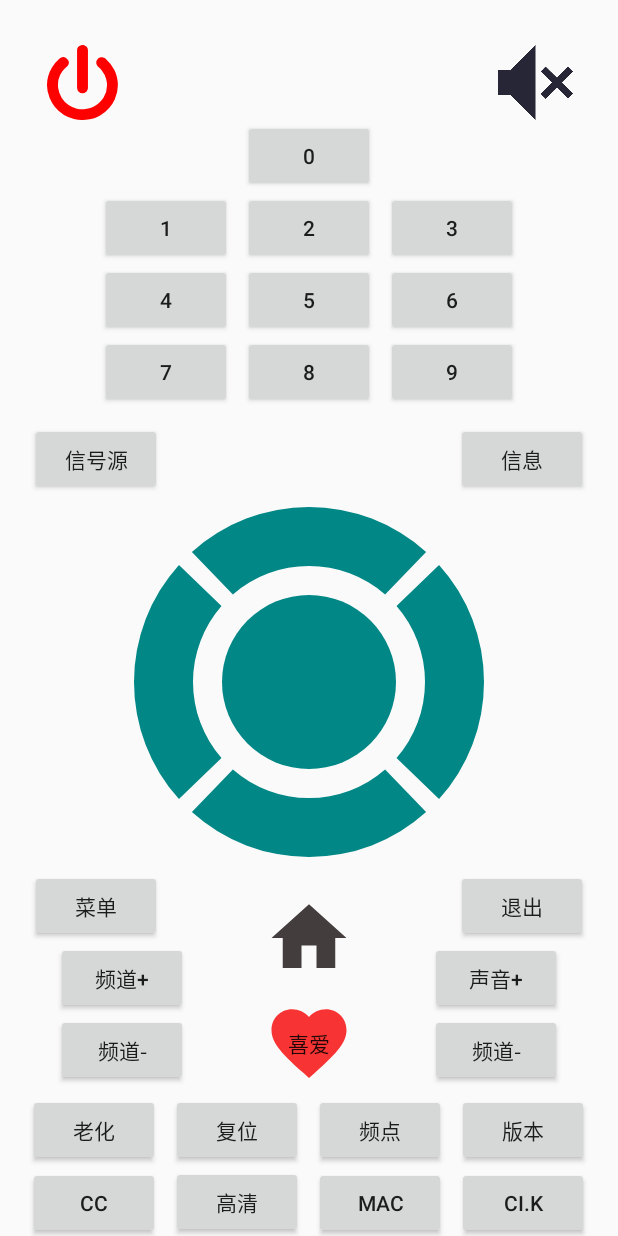
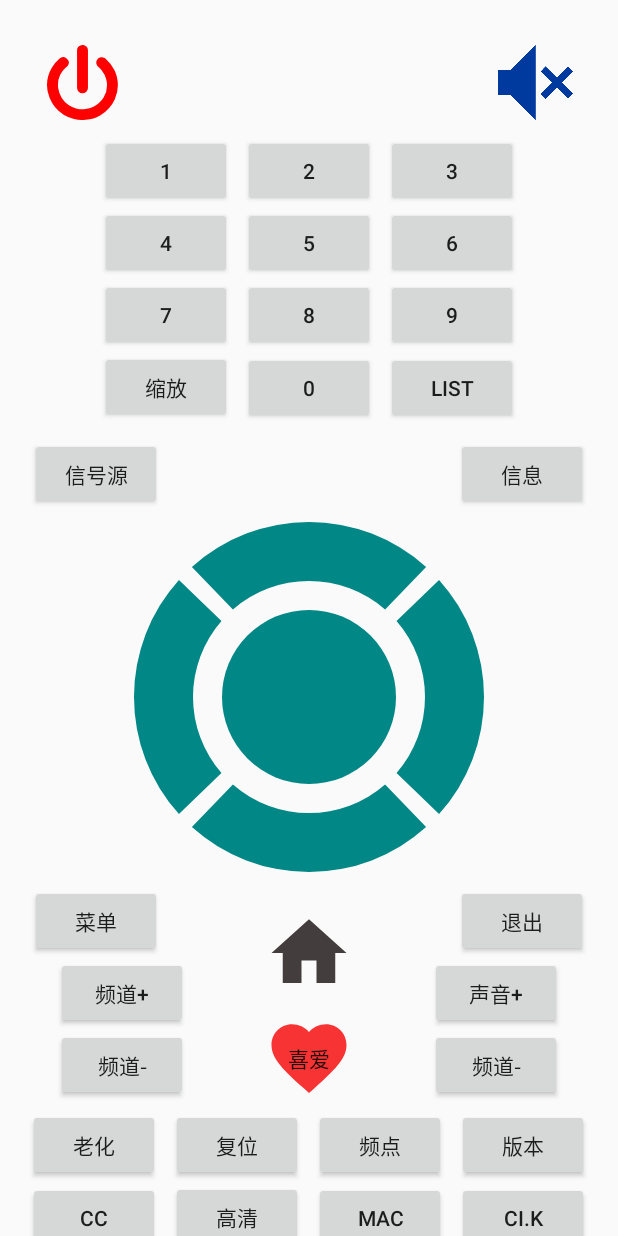
Before and after one commit to HuanYei/NECRemote, an Android app: the screen it shows after launch (ToptechActivity), on a phone screen of 412 x 824 dp. Run offline under Robolectric (Android 15) with nearby library versions, the light colour scheme and no system bars.

Commit message:
修改遥控器UI

```diff
--- a/app/src/main/res/layout/activity_toptech.xml
+++ b/app/src/main/res/layout/activity_toptech.xml
@@ -34,22 +34,12 @@
         <LinearLayout
             android:id="@+id/数字键LinearLayout"
             android:gravity="center"
-            android:layout_marginTop="0dp"
+            android:layout_marginTop="10dp"
             android:layout_below="@id/btn_power"
             android:layout_width="match_parent"
             android:orientation="vertical"
             android:layout_height="wrap_content">
-            <LinearLayout
-                android:orientation="horizontal"
-                android:layout_width="wrap_content"
-                android:layout_height="wrap_content">
 
-                <Button
-                    android:layout_width="wrap_content"
-                    android:layout_height="wrap_content"
-                    android:id="@+id/key_0"
-                    android:text="0"/>
-            </LinearLayout>
             <LinearLayout
                 android:orientation="horizontal"
                 android:layout_width="wrap_content"
@@ -116,7 +106,28 @@
                     android:id="@+id/key_9"
                     android:text="9"/>
             </LinearLayout>
-
+            <LinearLayout
+                android:orientation="horizontal"
+                android:layout_width="wrap_content"
+                android:layout_height="wrap_content">
+                <Button
+                    android:layout_width="wrap_content"
+                    android:layout_height="wrap_content"
+                    android:id="@+id/key_缩放"
+                    android:text="缩放"/>
+                <Button
+                    android:layout_marginLeft="7dp"
+                    android:layout_width="match_parent"
+                    android:layout_height="wrap_content"
+                    android:id="@+id/key_0"
+                    android:text="0"/>
+                <Button
+                    android:layout_marginLeft="7dp"
+                    android:layout_width="match_parent"
+                    android:layout_height="wrap_content"
+                    android:id="@+id/key_LIST"
+                    android:text="LIST"/>
+            </LinearLayout>
 
         </LinearLayout>
 
@@ -404,8 +415,8 @@
                     android:layout_marginLeft="7dp"
                     android:layout_width="wrap_content"
                     android:layout_height="wrap_content"
-                    android:id="@+id/key_缩放"
-                    android:text="缩放"/>
+                    android:id="@+id/key_切换"
+                    android:text="切换"/>
             </LinearLayout>
             <LinearLayout
                 android:orientation="horizontal"
--- a/app/src/main/res/values/colors.xml
+++ b/app/src/main/res/values/colors.xml
@@ -9,6 +9,6 @@
     <color name="white">#FFFFFFFF</color>
     <color name="red">#FF0000</color>
     <color name="green">#D2009F10</color>
-    <color name="yellow">#D3B000</color>
+    <color name="yellow">#FFEB3B</color>
     <color name="blue">#003A9F</color>
 </resources>
```
Also changed, not shown: app/src/main/res/drawable/mute.png.
